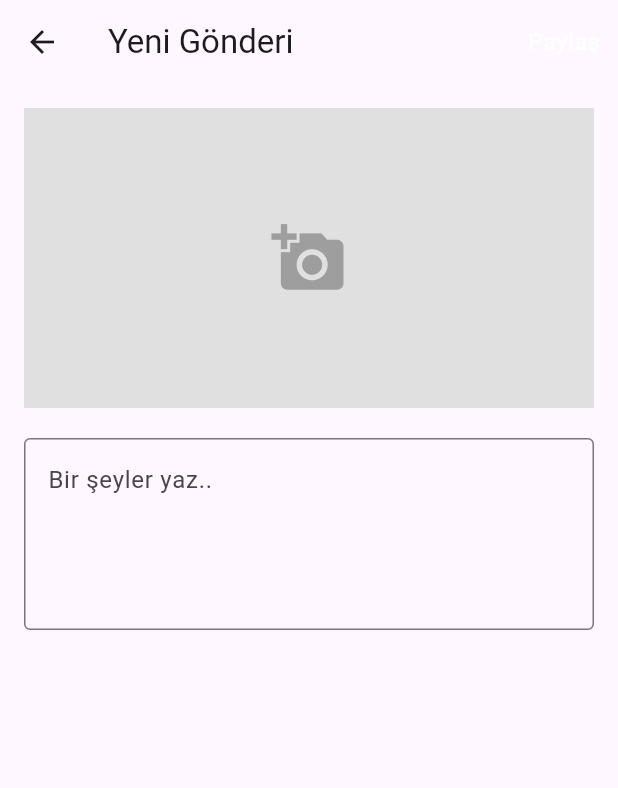
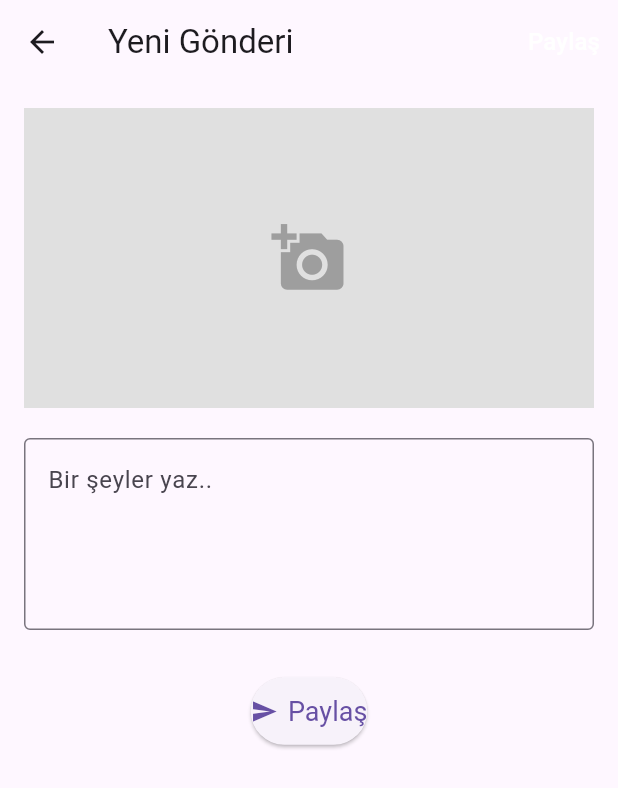
Before and after one commit to yetbey/yet_app, a Flutter app: the CreatePostView screen opened by its route, on a phone screen of 412 x 824 dp. Shown: the top 788 px of the screen. Run offline on Flutter 3.47's test engine with Material 3 defaults, Android fonts, the phone set to English and light mode, and no system bars; our stand-ins replace cloud_firestore, firebase_auth, firebase_core, firebase_storage, get, image_picker; accounts and stored records are empty.

Commit message:
refactor(post): Allow flexible post creation and improve UI

```diff
--- a/lib/app/data/models/post_model.dart
+++ b/lib/app/data/models/post_model.dart
@@ -3,7 +3,7 @@ import 'package:cloud_firestore/cloud_firestore.dart';
 class PostModel {
   final String id;
   final String authorId;
-  final String imageUrl;
+  final String? imageUrl;
   final String caption;
   final int likeCount;
   final Timestamp timestamp;
@@ -14,7 +14,7 @@ class PostModel {
   PostModel({
     required this.id,
     required this.authorId,
-    required this.imageUrl,
+    this.imageUrl,
     required this.caption,
     required this.likeCount,
     required this.timestamp,
@@ -27,7 +27,7 @@ class PostModel {
     return PostModel(
       id: doc.id,
       authorId: map['authorId'] ?? '',
-      imageUrl: map['imageUrl'] ?? '',
+      imageUrl: map['imageUrl'],
       caption: map['caption'] ?? '',
       likeCount: map['likeCount'] ?? 0,
       timestamp: map['timestamp'] ?? Timestamp.now(),
--- a/lib/app/modules/create_post/views/create_post_view.dart
+++ b/lib/app/modules/create_post/views/create_post_view.dart
@@ -73,6 +73,20 @@ class CreatePostView extends GetView<CreatePostController> {
               ),
               maxLines: 4,
             ),
+            const SizedBox(height: 30),
+            Obx(
+              () => controller.isLoading.value
+                  ? const Center(child: CircularProgressIndicator())
+                  : ElevatedButton.icon(
+                      onPressed: controller.uploadPost,
+                      icon: const Icon(Icons.send),
+                      label: const Text('Paylaş'),
+                      style: ElevatedButton.styleFrom(
+                        padding: const EdgeInsets.symmetric(vertical: 12),
+                        textStyle: const TextStyle(fontSize: 18),
+                      ),
+                    ),
+            ),
           ],
         ),
       ),
```
Also changed, not shown: lib/app/modules/dashboard/widgets/post_widget.dart (+6 -2 lines).
